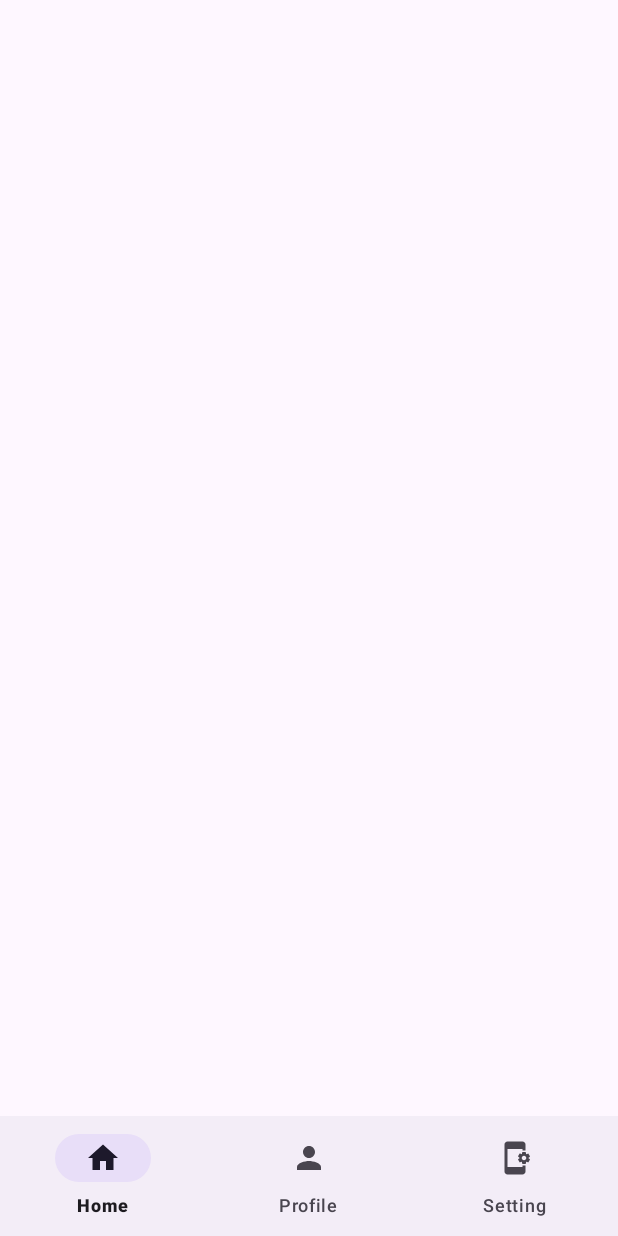
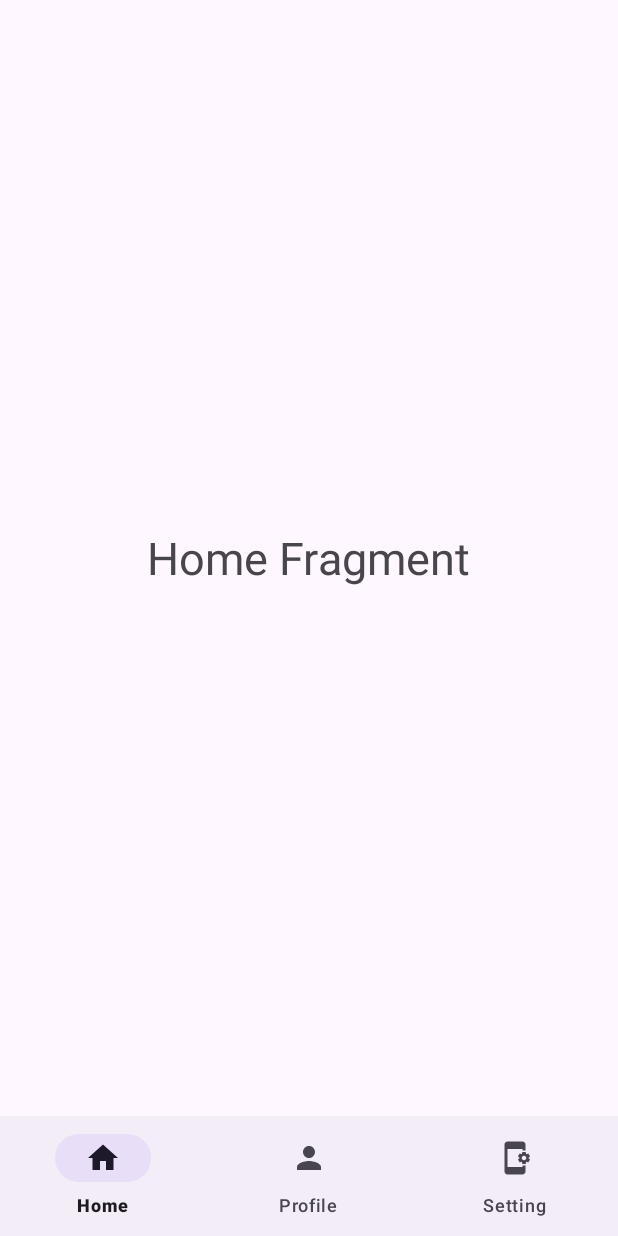
Before and after one commit to phanminhdat0511/63133669-AndroidProgramming, an Android app: the screen it shows after launch (MainActivity), on a phone screen of 412 x 824 dp. Run offline under Robolectric (Android 15) with nearby library versions, the phone set to English and light mode, and no system bars.

Commit message:
cài đặt các bottomNav

```diff
--- a/Bottomnavigation/app/build.gradle.kts
+++ b/Bottomnavigation/app/build.gradle.kts
@@ -22,6 +22,11 @@ android {
             proguardFiles(getDefaultProguardFile("proguard-android-optimize.txt"), "proguard-rules.pro")
         }
     }
+
+    buildFeatures{
+        viewBinding = true
+    }
+
     compileOptions {
         sourceCompatibility = JavaVersion.VERSION_1_8
         targetCompatibility = JavaVersion.VERSION_1_8
--- a/Bottomnavigation/app/src/main/java/mdat/bottomnavigation/MainActivity.java
+++ b/Bottomnavigation/app/src/main/java/mdat/bottomnavigation/MainActivity.java
@@ -1,24 +1,64 @@
 package mdat.bottomnavigation;
 
 import android.os.Bundle;
+import android.view.MenuItem;
+import android.widget.FrameLayout;
 
 import androidx.activity.EdgeToEdge;
+import androidx.annotation.NonNull;
 import androidx.appcompat.app.AppCompatActivity;
 import androidx.core.graphics.Insets;
 import androidx.core.view.ViewCompat;
 import androidx.core.view.WindowInsetsCompat;
+import androidx.fragment.app.Fragment;
+import androidx.fragment.app.FragmentActivity;
+import androidx.fragment.app.FragmentManager;
+import androidx.fragment.app.FragmentTransaction;
+
+import com.google.android.material.bottomnavigation.BottomNavigationView;
 
 public class MainActivity extends AppCompatActivity {
-
+    private BottomNavigationView bottomNavigationView;
+    private FrameLayout frameLayout;
     @Override
     protected void onCreate(Bundle savedInstanceState) {
         super.onCreate(savedInstanceState);
-        EdgeToEdge.enable(this);
         setContentView(R.layout.activity_main);
-        ViewCompat.setOnApplyWindowInsetsListener(findViewById(R.id.main), (v, insets) -> {
-            Insets systemBars = insets.getInsets(WindowInsetsCompat.Type.systemBars());
-            v.setPadding(systemBars.left, systemBars.top, systemBars.right, systemBars.bottom);
-            return insets;
+
+        bottomNavigationView = findViewById(R.id.bottomNavView);
+        frameLayout = findViewById(R.id.frameLayout);
+
+        loadFragment(new HomeFragment(), true);
+        bottomNavigationView.setOnNavigationItemSelectedListener(new BottomNavigationView.OnNavigationItemSelectedListener() {
+            @Override
+            public boolean onNavigationItemSelected(@NonNull MenuItem Item) {
+                int itemID = Item.getItemId();
+
+                if(itemID == R.id.home){
+                    loadFragment(new HomeFragment(), false);
+                } else if (itemID == R.id.setting) {
+                    loadFragment(new SettingFragment(), false);
+
+                } else {
+                    loadFragment(new ProfileFragment(), false);
+
+                }
+
+                return false;
+            }
         });
+
+    }
+
+    void loadFragment(Fragment fragment, boolean isAppInitialized){
+        FragmentManager fragmentManager = getSupportFragmentManager();
+        FragmentTransaction fragmentTransaction = fragmentManager.beginTransaction();
+        if(isAppInitialized){
+            fragmentTransaction.add(R.id.frameLayout, fragment);
+        }
+        else {
+            fragmentTransaction.replace(R.id.frameLayout, fragment);
+        }
+        fragmentTransaction.commit();
     }
 }
--- a/Bottomnavigation/app/src/main/res/layout/activity_main.xml
+++ b/Bottomnavigation/app/src/main/res/layout/activity_main.xml
@@ -9,7 +9,7 @@
     tools:context=".MainActivity" >
 
     <com.google.android.material.bottomnavigation.BottomNavigationView
-        android:id="@+id/bottomNavigationView"
+        android:id="@+id/bottomNavView"
         android:layout_width="match_parent"
         android:layout_height="wrap_content"
         app:layout_constraintBottom_toBottomOf="parent"
@@ -22,7 +22,7 @@
         android:id="@+id/frameLayout"
         android:layout_width="0dp"
         android:layout_height="0dp"
-        app:layout_constraintBottom_toTopOf="@+id/bottomNavigationView"
+        app:layout_constraintBottom_toTopOf="@+id/bottomNavView"
         app:layout_constraintEnd_toEndOf="parent"
         app:layout_constraintStart_toStartOf="parent"
         app:layout_constraintTop_toTopOf="parent">
```
Also changed, not shown: Bottomnavigation/app/src/main/res/layout/fragment_setting.xml (+5 -8 lines).
